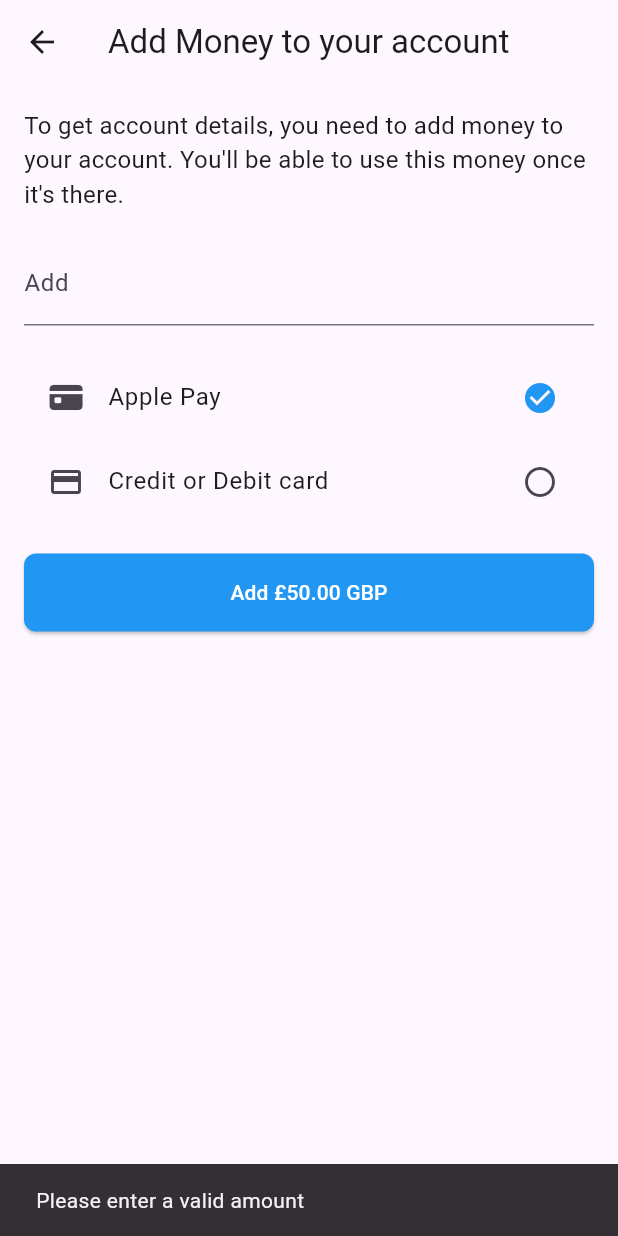
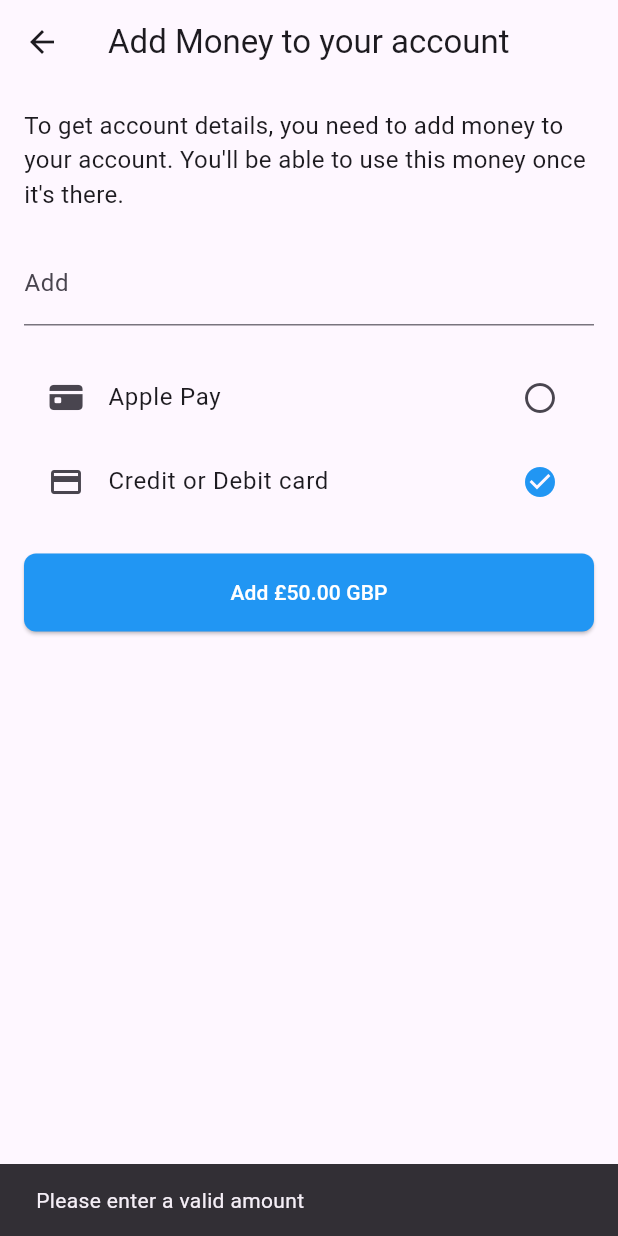
Before and after one commit to malikobansa/nairaverseApp, a Flutter app: the AddMoney screen opened directly, after a tap on "Add £50.00 GBP", on a phone screen of 412 x 824 dp. Run offline on Flutter 3.47's test engine with Material 3 defaults, Android fonts, the phone set to English and light mode, and no system bars; our stand-ins replace appwrite; missing offline and left inert: flutter_paystack, introduction_slider.

Commit message:
added files

```diff
--- a/lib/main.dart
+++ b/lib/main.dart
@@ -2,7 +2,6 @@ import 'package:flutter/cupertino.dart';
 import 'package:flutter/foundation.dart';
 import 'package:flutter/material.dart';
 import 'package:introduction_slider/introduction_slider.dart';
-import 'package:firebase_core/firebase_core.dart';
 import 'package:nairaverse/pages/auth/signup.dart';
 
 void main() {
--- a/lib/pages/categories/addmoney.dart
+++ b/lib/pages/categories/addmoney.dart
@@ -1,6 +1,6 @@
 import 'package:flutter/material.dart';
 import 'package:flutter/cupertino.dart';
-import 'package:flutterwave_standard/flutterwave.dart';
+import 'package:flutter_paystack/flutter_paystack.dart';
 
 
 class AddMoney extends StatefulWidget {
@@ -11,8 +11,20 @@ class AddMoney extends StatefulWidget {
 }
 
 class _AddMoneyState extends State<AddMoney> {
-  String selectedPaymentMethod = 'applePay';
+  String selectedPaymentMethod = 'card';
   final TextEditingController _amountController = TextEditingController();
+  final String paystackPublicKey = 'pk_live_c5240f3c34199d9da0832cec2734c2ce138007a4'; // Use your Paystack public key
+  final plugin = PaystackPlugin();
+
+  @override
+  void initState() {
+    initializePaystack();
+    super.initState();
+  }
+
+  void initializePaystack() {
+    plugin.initialize(publicKey: paystackPublicKey);
+  }
 
   @override
   void dispose() {
@@ -26,64 +38,50 @@ class _AddMoneyState extends State<AddMoney> {
     });
   }
 
+  Future<void> _processPaymentWithPaystack() async {
+    final String amount = _amountController.text.trim();
+    final int amountInKobo = (double.tryParse(amount) ?? 100 * 100).toInt();
 
-Future<void> _processPaymentWithFlutterwave() async {
-  final String amount = _amountController.text.trim();
-
-  // Validate the amount
-  if (amount.isEmpty || double.tryParse(amount) == null) {
+    if (amount.isEmpty || amountInKobo <= 0) {
       ScaffoldMessenger.of(context).showSnackBar(
         const SnackBar(content: Text('Please enter a valid amount')),
       );
       return;
     }
 
-  // Prepare the Flutterwave payment details
-  final Flutterwave flutterwave = Flutterwave.forUIPayment(
-      amount: amount,
-      currency: 'NGN',
-      context: this.context,
-      publicKey: 'FLWPUBK-xxxxxxxxxxxxxxxxxxxxx-X',
-      encryptionKey: 'FLWSECK-xxxxxxxxxxxxxxxxxxxxx-X',
-      email: 'customer@example.com',
-      fullName: 'Customer Name',
-      txRef: DateTime.now().toIso8601String(),
-      isDebugMode: true, // Set to false in production
-      phoneNumber: '08123456789',
-      paymentOptions: 'card, mobilemoney, ussd',
-      redirectUrl: 'https://www.your-redirect-url.com/',
-  );
+    var charge = Charge()
+      ..amount = amountInKobo // amount in kobo
+      ..email = 'customer@example.com'
+      ..currency = 'NGN'
+      ..reference = _getReference()
+      ..putCustomField('Charged From', 'NairaVerse');
 
     try {
-    // Initiate the payment process and await the response
-    final ChargeResponse response = await flutterwave.charge();
-    if (response != null) {
-      // Check if transaction is successful
-      if (response.status == FlutterwaveConstants.SUCCESSFUL) {
+      CheckoutResponse response = await plugin.checkout(
+        context,
+        method: CheckoutMethod.card, // You can customize this
+        charge: charge,
+      );
+      if (response.status == true) {
         ScaffoldMessenger.of(context).showSnackBar(
-          SnackBar(content: Text('Payment successful: ${response.transactionId}')),
+          SnackBar(content: Text('Payment successful: ${response.reference}')),
         );
       } else {
-        // Handle unsuccessful transaction
         ScaffoldMessenger.of(context).showSnackBar(
           SnackBar(content: Text('Payment failed: ${response.message}')),
         );
       }
-    } else {
-      // Handle null response
+    } catch (e) {
       ScaffoldMessenger.of(context).showSnackBar(
-        const SnackBar(content: Text('No response from Flutterwave')),
-      );
-    }
-  } catch (error) {
-    // Handle errors
-    ScaffoldMessenger.of(context).showSnackBar(
-      SnackBar(content: Text('Payment error: $error')),
+        SnackBar(content: Text('Payment error: $e')),
       );
     }
   }
 
-
+  String _getReference() {
+    var now = DateTime.now();
+    return 'ChargedFromNairaVerse_${now.year}${now.month}${now.day}_${now.hour}${now.minute}${now.second}';
+  }
 
   @override
   Widget build(BuildContext context) {
@@ -131,7 +129,7 @@ Future<void> _processPaymentWithFlutterwave() async {
             const SizedBox(height: 20),
             ElevatedButton(
               child: const Text('Add £50.00 GBP'),
-              onPressed: _processPaymentWithFlutterwave,
+              onPressed: _processPaymentWithPaystack,
               style: ElevatedButton.styleFrom(
                 backgroundColor: Colors.blue,
                 foregroundColor: Colors.white,
```
Also changed, not shown: pubspec.yaml (+5 -4 lines), pubspec.lock, 3 other files. Lines whose indentation alone changed are shown as unchanged.
